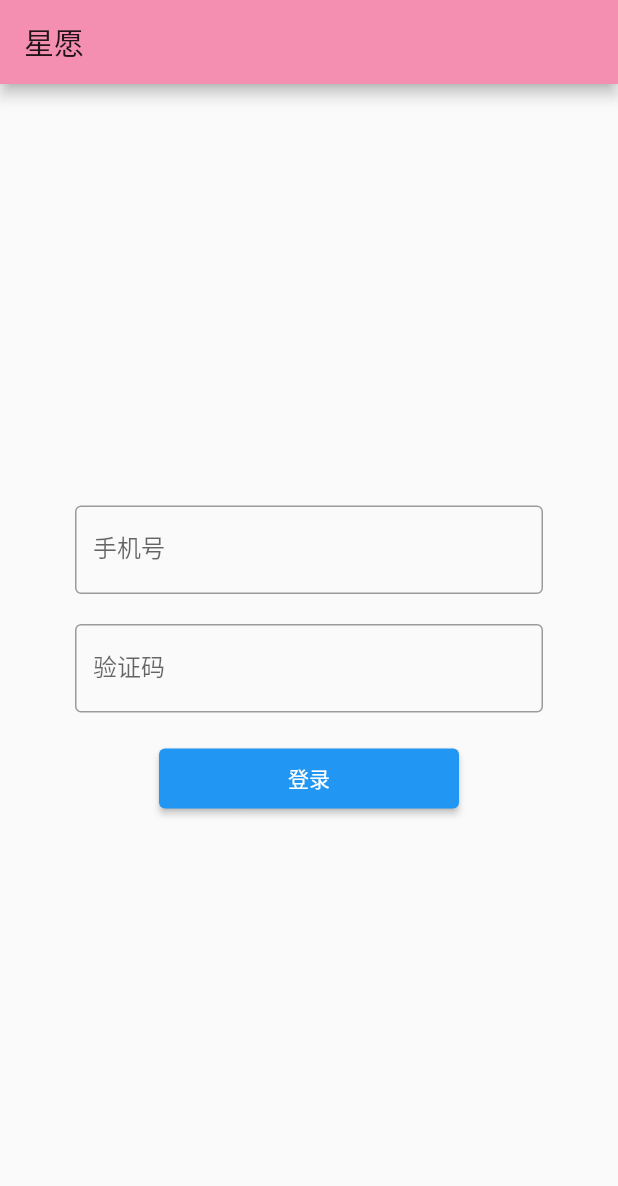
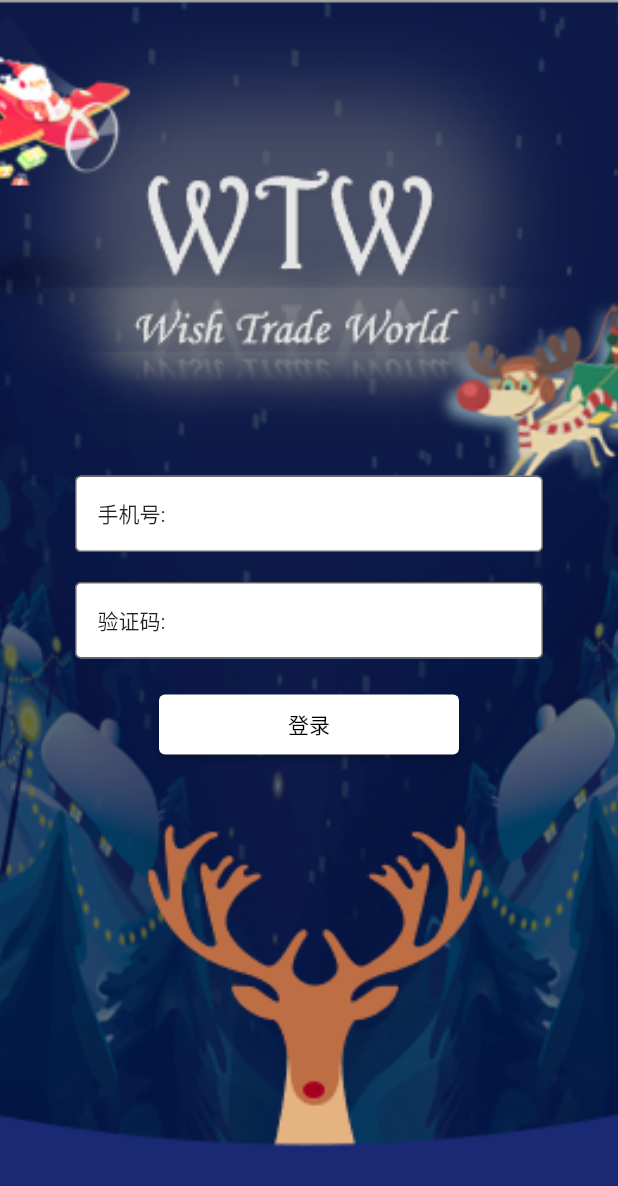
Before and after one commit to tanyanbo/xingyuan, a Flutter app: the screen it shows after launch, on a phone screen of 412 x 824 dp. Shown: the top 1186 px of the screen. Run offline on Flutter 3.47's test engine with Material 2 defaults, Android fonts, the light colour scheme and no system bars; our stand-ins replace cloud_firestore, firebase_core; accounts and stored records are empty.

Commit message:
add cover image

```diff
--- a/lib/screens/AuthenticationPage.dart
+++ b/lib/screens/AuthenticationPage.dart
@@ -21,10 +21,14 @@ class _AuthenticationPageState extends State<AuthenticationPage> {
   @override
   Widget build(BuildContext context) {
     return Scaffold(
-      appBar: AppBar(
-        title: Text('星愿'),
+      body: Container(
+        decoration: BoxDecoration(
+          image: DecorationImage(
+            image: AssetImage('assets/images/cover.png'),
+            fit: BoxFit.cover,
           ),
-      body: Column(
+        ),
+        child: Column(
           children: [
             Form(
               key: _formKey,
@@ -35,8 +39,19 @@ class _AuthenticationPageState extends State<AuthenticationPage> {
                     children: [
                       TextFormField(
                         decoration: InputDecoration(
+                          filled: true,
+                          fillColor: Colors.white,
+                          prefixIcon: Padding(
+                            padding: EdgeInsets.all(15),
+                            child: Text('手机号:'),
+                          ),
+                          prefixStyle: TextStyle(color: Colors.black),
                           border: OutlineInputBorder(),
-                        labelText: '手机号',
+                          contentPadding: EdgeInsets.symmetric(
+                            vertical: 2,
+                            horizontal: 10,
+                          ),
+                          focusedBorder: OutlineInputBorder(),
                         ),
                         validator: (val) {
                           if (val == null) {
@@ -53,8 +68,19 @@ class _AuthenticationPageState extends State<AuthenticationPage> {
                       SizedBox(height: 20),
                       TextFormField(
                         decoration: InputDecoration(
+                          filled: true,
+                          fillColor: Colors.white,
+                          prefixIcon: Padding(
+                            padding: EdgeInsets.all(15),
+                            child: Text('验证码:'),
+                          ),
+                          prefixStyle: TextStyle(color: Colors.black),
                           border: OutlineInputBorder(),
-                        labelText: '验证码',
+                          contentPadding: EdgeInsets.symmetric(
+                            vertical: 2,
+                            horizontal: 10,
+                          ),
+                          focusedBorder: OutlineInputBorder(),
                         ),
                         keyboardType: TextInputType.number,
                         onSaved: (value) {
@@ -67,8 +93,11 @@ class _AuthenticationPageState extends State<AuthenticationPage> {
                       ElevatedButton(
                         child: Text('登录'),
                         onPressed: () => submitForm(context),
-                      style:
-                          ElevatedButton.styleFrom(minimumSize: Size(200, 40)),
+                        style: ElevatedButton.styleFrom(
+                          minimumSize: Size(200, 40),
+                          primary: Colors.white,
+                          onPrimary: Colors.black,
+                        ),
                       ),
                     ],
                   ),
@@ -78,6 +107,7 @@ class _AuthenticationPageState extends State<AuthenticationPage> {
           ],
           mainAxisAlignment: MainAxisAlignment.center,
         ),
+      ),
     );
   }
 }
--- a/pubspec.yaml
+++ b/pubspec.yaml
@@ -52,6 +52,7 @@ flutter:
     - assets/images/1.png
     - assets/images/2.png
     - assets/images/3.png
+    - assets/images/cover.png
 
   # An image asset can refer to one or more resolution-specific "variants", see
   # https://flutter.dev/assets-and-images/#resolution-aware.
```
Also changed, not shown: assets/images/cover.png (added). Lines whose indentation alone changed are shown as unchanged.
